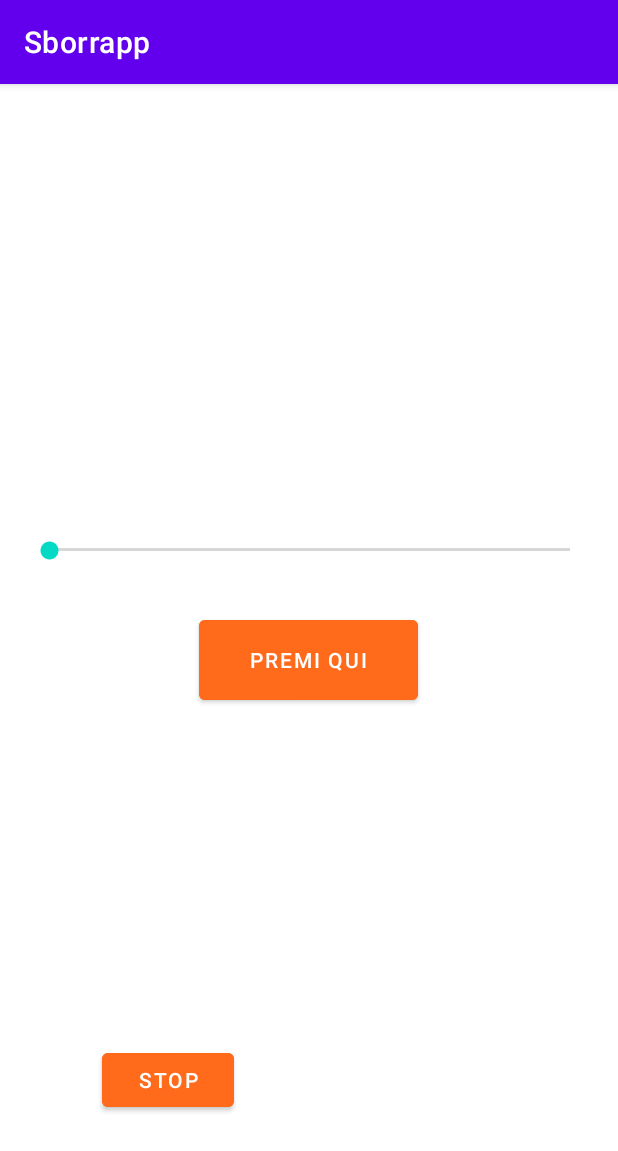
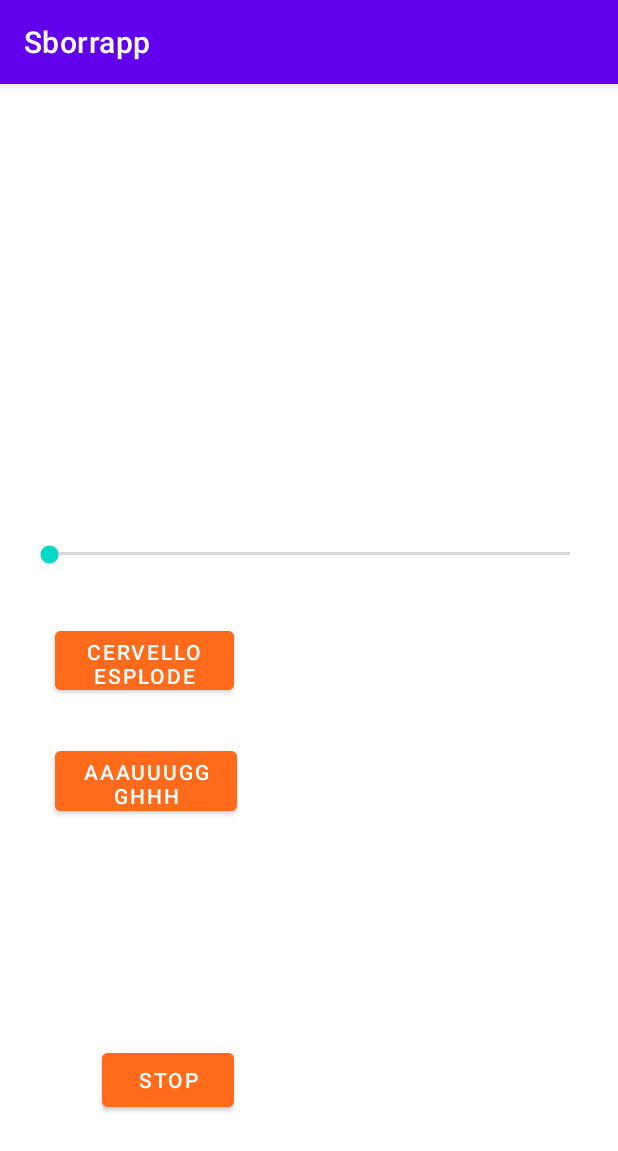
Before and after one commit to whiskeytrucker/sborrapp, an Android app: the screen it shows after launch (MainActivity), after a tap on "STOP", on a phone screen of 412 x 824 dp. Shown: the top 1151 px of the screen. Run offline under Robolectric (Android 15) with nearby library versions, the phone set to English and light mode, and no system bars.

Commit message:
Aggiunto bottone "AAAAAAAAAAAAAAAAAAAAAAAAAAAAAAAAAAAAAAAAAAAAAAAAUUUUUUUUUUUUUUGGGGGGGGGHHHH"

```diff
--- a/app/src/main/java/com/poleinc/sborrapp/MainActivity.kt
+++ b/app/src/main/java/com/poleinc/sborrapp/MainActivity.kt
@@ -9,46 +9,53 @@ import android.widget.SeekBar
 import android.widget.Toast
 
 class MainActivity : AppCompatActivity() {
-    lateinit var mp: MediaPlayer
+    lateinit var mpBA: MediaPlayer
+    lateinit var mbAUGH: MediaPlayer
     lateinit var sk: SeekBar
 
     override fun onCreate(savedInstanceState: Bundle?) {
         super.onCreate(savedInstanceState)
         setContentView(R.layout.activity_main)
 
-        var buttonPlay = findViewById<Button>(R.id.buttonPlay)
+        var buttonBrainAneurysm = findViewById<Button>(R.id.buttonBrainAneurysm)
+        var buttonAUGH = findViewById<Button>(R.id.buttonAUGH)
         var buttonStop = findViewById<Button>(R.id.buttonStop)
 
+
         sk = findViewById<SeekBar>(R.id.seek_bar)
-        mp = MediaPlayer.create(this, R.raw.brainaneurysm)
+        mpBA = MediaPlayer.create(this, R.raw.brainaneurysm)
+        mbAUGH = MediaPlayer.create(this, R.raw.augh)
 
-        sk.max = mp.duration/1000
+        //sk.max = mpBA.duration/1000
 
 
-        buttonPlay.setOnClickListener(){
-            if(!mp.isPlaying){
-                reproduce()
-            }else{
+        buttonBrainAneurysm.setOnClickListener() {
+            if (!mpBA.isPlaying) {
+                mpBA.start()
+            } else {
                 Toast.makeText(this, "Aspetta che finisca l'audio", Toast.LENGTH_LONG).show()
             }
         }
 
-        buttonStop.setOnClickListener(){
-            if(mp.isPlaying) {
-                stop()
-            }else{
+        buttonAUGH.setOnClickListener() {
+            if (!mbAUGH.isPlaying) {
+                mbAUGH.start()
+            } else {
+                Toast.makeText(this, "Aspetta che finisca l'audio", Toast.LENGTH_LONG).show()
+            }
+        }
+
+
+        buttonStop.setOnClickListener() {
+            if (mpBA.isPlaying) {
+                mpBA.stop()
+                mbAUGH.stop()
+                mpBA.prepare()
+                mbAUGH.prepare()
+            } else {
                 Toast.makeText(this, "Non c'è nessun audio da fermare", Toast.LENGTH_LONG).show()
             }
         }
+
     }
-
-    private fun reproduce(){
-        mp.start()
-    }
-
-    private fun stop(){
-        mp.stop()
-        mp.prepare()
-    }
-
 }
--- a/app/src/main/res/layout/activity_main.xml
+++ b/app/src/main/res/layout/activity_main.xml
@@ -7,14 +7,14 @@
     tools:context=".MainActivity">
 
     <Button
-        android:id="@+id/buttonPlay"
-        android:layout_width="146dp"
-        android:layout_height="65dp"
+        android:id="@+id/buttonBrainAneurysm"
+        android:layout_width="119dp"
+        android:layout_height="51dp"
         android:backgroundTint="@color/orange"
         android:text="@string/premi_qui"
         app:layout_constraintBottom_toBottomOf="parent"
         app:layout_constraintEnd_toEndOf="parent"
-        app:layout_constraintHorizontal_bias="0.498"
+        app:layout_constraintHorizontal_bias="0.126"
         app:layout_constraintStart_toStartOf="parent"
         app:layout_constraintTop_toTopOf="parent" />
 
@@ -35,7 +35,7 @@
         android:layout_width="368dp"
         android:layout_height="wrap_content"
         android:layout_marginStart="8dp"
-        android:layout_marginTop="364dp"
+        android:layout_marginTop="232dp"
         android:layout_marginEnd="8dp"
         app:layout_constraintBottom_toTopOf="@+id/buttonPlay"
         app:layout_constraintEnd_toEndOf="parent"
@@ -64,10 +64,23 @@
         android:layout_height="16dp"
         android:layout_marginTop="280dp"
         android:saveEnabled="false"
-        app:layout_constraintBottom_toTopOf="@+id/buttonPlay"
+        app:layout_constraintBottom_toTopOf="@+id/buttonBrainAneurysm"
         app:layout_constraintEnd_toEndOf="parent"
         app:layout_constraintStart_toStartOf="parent"
         app:layout_constraintTop_toTopOf="parent"
         app:layout_constraintVertical_bias="0.405" />
 
+    <Button
+        android:id="@+id/buttonAUGH"
+        android:layout_width="121dp"
+        android:layout_height="52dp"
+        android:text="@string/augh"
+        android:backgroundTint="@color/orange"
+        app:layout_constraintBottom_toBottomOf="parent"
+        app:layout_constraintEnd_toEndOf="parent"
+        app:layout_constraintHorizontal_bias="0.126"
+        app:layout_constraintStart_toStartOf="parent"
+        app:layout_constraintTop_toTopOf="parent"
+        app:layout_constraintVertical_bias="0.613" />
+
 </androidx.constraintlayout.widget.ConstraintLayout>
--- a/app/src/main/res/values/strings.xml
+++ b/app/src/main/res/values/strings.xml
@@ -1,5 +1,6 @@
 <resources>
     <string name="app_name">Sborrapp</string>
     <string name="stop">Stop</string>
-    <string name="premi_qui">Premi Qui</string>
+    <string name="premi_qui">Cervello Esplode</string>
+    <string name="augh">AAAUUUGGGHHH</string>
 </resources>
```
Also changed, not shown: 1 other file.
